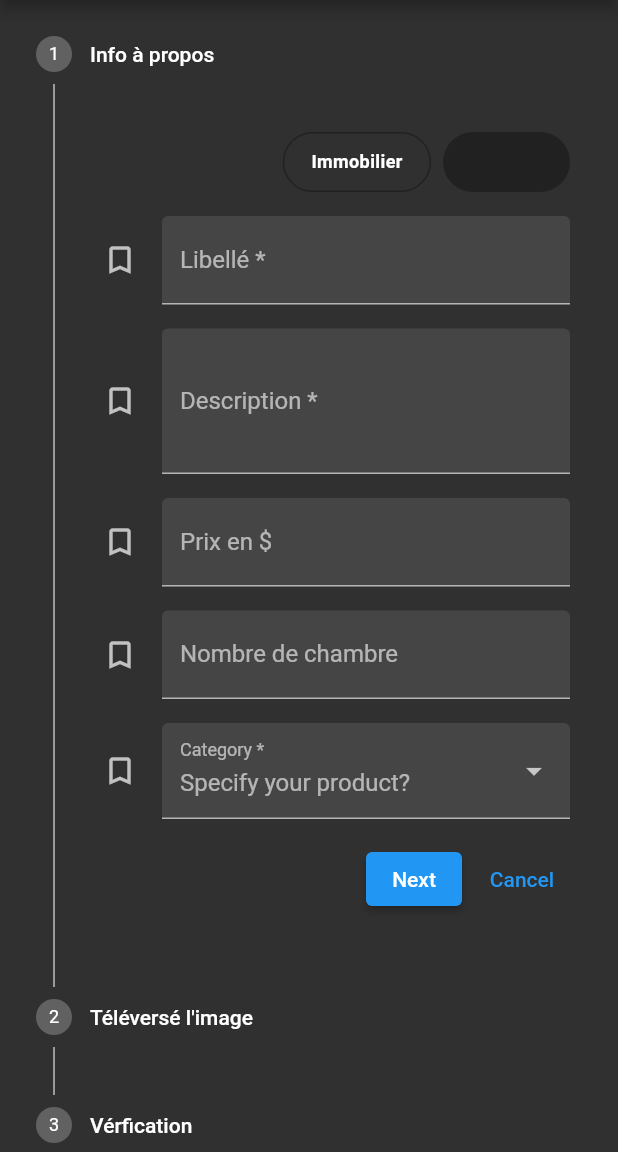
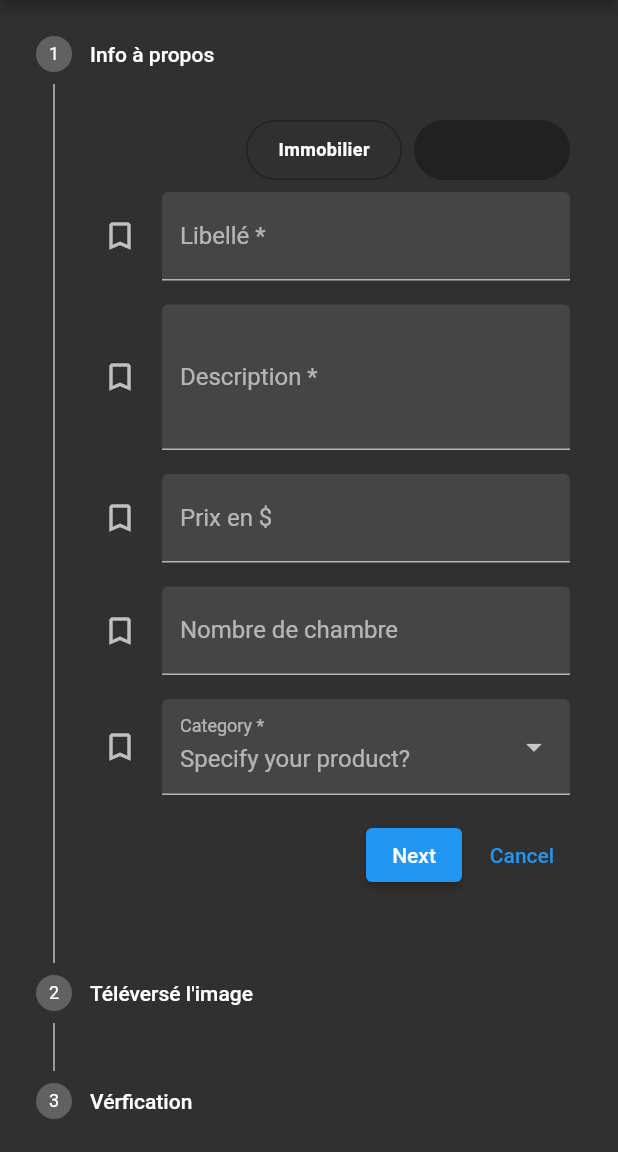
Before and after one commit to lordyhas/ess_rental_app, a Flutter app: the screen it shows after launch, after a tap on "Mot de passe oublié !", after a tap on "Faire louer", on a phone screen of 412 x 824 dp, the part 84-1236 px from its top. Run offline on Flutter 3.47's test engine with Material 2 defaults, Android fonts, the phone set to English and light mode, and no system bars; our stand-ins replace bloc, cloud_firestore, dotted_border, equatable, firebase_auth, firebase_core and 14 more; missing offline and left inert: achievement_view, pedantic, utils_component; accounts and stored records are empty.

Commit message:
fix RentalControllerBloc state behavior | name app changed : kodishApp

```diff
--- a/lib/logic/controller/authentication_bloc/auth_repository/repository.dart
+++ b/lib/logic/controller/authentication_bloc/auth_repository/repository.dart
@@ -295,7 +295,7 @@ class AuthenticationRepository {
     }
   }
 }
-
+/*
 class _AuthenticationRepository {
   /// {@macro authentication_repository}
   _AuthenticationRepository({
@@ -508,9 +508,9 @@ class _AuthenticationRepository {
     }
   }
 }
-
+*/
 extension on firebase_auth.User {
-  bool get emailNotVerified => !emailVerified;
+  //bool get emailNotVerified => !emailVerified;
 
   User get toUser {
 
--- a/lib/logic/controller/navigation_controller_cubit.dart
+++ b/lib/logic/controller/navigation_controller_cubit.dart
@@ -1,6 +1,5 @@
 import 'dart:collection';
 
-import 'package:flutter/cupertino.dart';
 import 'package:flutter_bloc/flutter_bloc.dart';
 
 enum NavigationScreen{home, explorer, setting, myspace}
--- a/lib/logic/controller/rental_controller/rental_controller_state.dart
+++ b/lib/logic/controller/rental_controller/rental_controller_state.dart
@@ -21,7 +21,7 @@ class RentalControllerState extends Equatable {
   const RentalControllerState.vehicle(
       VehicleRental vehicleRental,{
         RentalControllerStatus status = RentalControllerStatus.addingInfo,
-      }) : this._(rental: vehicleRental, status: status);
+      }) : this._(rental: vehicleRental, status: status, isMovable: true);
 
   const RentalControllerState.complete(
       StuffRental rental, {
--- a/lib/main.dart
+++ b/lib/main.dart
@@ -128,6 +128,7 @@ class EssRentApp extends StatelessWidget {
 
     return MultiBlocProvider(
       providers: [
+
         BlocProvider<StyleAppTheme>(
           create: (BuildContext context) => StyleAppTheme(),
         ),
@@ -154,7 +155,7 @@ class EssRentApp extends StatelessWidget {
         builder: (context, theme) {
           return MaterialApp(
             debugShowCheckedModeBanner: false,
-            title: "Exploress KodishaApp",
+            title: "Exploress KodishApp",
             navigatorKey: _navigatorKey,
             theme: ThemeData.dark().copyWith(
               visualDensity: VisualDensity.adaptivePlatformDensity,
--- a/lib/src/add_rent_page/rent_form.dart
+++ b/lib/src/add_rent_page/rent_form.dart
@@ -23,13 +23,11 @@ class RentForm extends StatelessWidget {
     'Salle',
   ];
 
-
-
   @override
   Widget build(BuildContext context) {
     //BlocProvider.of<RentalControllerBloc>(context).state;
 
-    BlocProvider.of<RentalControllerBloc>(context).addSpaceRentalPassed(SpaceRental.empty);
+    //BlocProvider.of<RentalControllerBloc>(context).addSpaceRentalPassed(SpaceRental.empty,);
     return Container(
       constraints: const BoxConstraints(maxWidth: 520),
       child: Column(
@@ -41,19 +39,36 @@ class RentForm extends StatelessWidget {
           ),
 
           BlocBuilder<RentalControllerBloc, RentalControllerState>(
-            builder: (context, state) => ButtonBar(
+            builder: (context, state) => Row(
+              mainAxisAlignment: MainAxisAlignment.spaceAround,
               children: [
+                const Spacer(),
                 TabBarButton(
                   title: const Text("Immobilier"),
                   isSelected: state.isImmovable,
-                  onTap:(){},
+                  onTap:() {
+                    BlocProvider
+                        .of<RentalControllerBloc>(context)
+                        .addSpaceRentalPassed(SpaceRental.empty);
+                    //setState(() {});
+
+                    print("SpaceRental.empty");
+                  },
                 ),
-
+                const SizedBox(width: 8.0,),
                 TabBarButton(
                   title: const Text("Mobilier"),
                   isSelected: state.isMovable,
-                  onTap:(){},
+                  onTap:() {
+                    BlocProvider
+                      .of<RentalControllerBloc>(context)
+                      .addVehicleRentalPassed(VehicleRental.empty);
+                    //setState(() {});
+                    print("VehicleRental.empty");
+
+                  }
                 ),
+                const SizedBox(width: 8.0,),
             ],),
           ),
 
@@ -253,13 +268,14 @@ class TabBarButton extends StatelessWidget {
     Key? key,
   }) :  super(key: key);
 
-  final Function onTap;
+  final Function() onTap;
   final bool isSelected;
   final Text title;
 
   @override
   Widget build(BuildContext context) {
     String txt = title.data!;
+    TextStyle? style = title.style;
     return Expanded(
       child: Container(
         decoration: BoxDecoration(
@@ -273,7 +289,7 @@ class TabBarButton extends StatelessWidget {
           child: InkWell(
             splashColor: Colors.white24,
             borderRadius: const BorderRadius.all(Radius.circular(24.0)),
-            onTap: () => onTap,
+            onTap: onTap,
             child: Padding(
               padding: const EdgeInsets.only(
                   top: 12, bottom: 12, left: 18, right: 18),
@@ -281,7 +297,7 @@ class TabBarButton extends StatelessWidget {
                 child: Text(
                   txt,
                   textAlign: TextAlign.left,
-                  style: TextStyle(
+                  style: style ?? TextStyle(
                     fontWeight: FontWeight.w600,
                     fontSize: 12,
                     letterSpacing: 0.27,
--- a/lib/src/home_page.dart
+++ b/lib/src/home_page.dart
@@ -13,7 +13,8 @@ import 'package:flutter_bloc/flutter_bloc.dart';
 
 import 'package:font_awesome_flutter/font_awesome_flutter.dart';
 import 'package:intl/intl.dart';
-import 'package:google_maps_flutter/google_maps_flutter.dart' as maps;
+
+//import 'package:google_maps_flutter/google_maps_flutter.dart' as maps;
 import 'package:latlong2/latlong.dart' as dist;
 import 'package:exploress_location/data_test.dart';
 import 'package:utils_component/utils_component.dart' hide Go;
@@ -113,9 +114,9 @@ class _HomePageState extends State<HomePage> {
     }
   }*/
 
-  bool _isSelectedDrawerElement(DrawerItem item) => BlocProvider
-      .of<NavigationController>(context)
-      .currentScreen == item.navigationScreen;
+  bool _isSelectedDrawerElement(DrawerItem item) =>
+      BlocProvider.of<NavigationController>(context).currentScreen ==
+      item.navigationScreen;
 
   @override
   Widget build(BuildContext context) {
@@ -125,11 +126,8 @@ class _HomePageState extends State<HomePage> {
       print("==== MediaQuery.of(context).size.width : $screenWidth");
     }
 
-
     return WillPopScope(
-      onWillPop: BlocProvider
-          .of<NavigationController>(context)
-          .onBackScreen,
+      onWillPop: BlocProvider.of<NavigationController>(context).onBackScreen,
       /*() {
         switch (BlocProvider.of<NavigationControllerCubit>(context).state) {
           case NavigationScreenState.home:
@@ -145,12 +143,12 @@ class _HomePageState extends State<HomePage> {
       },*/
       child: Row(
         children: <Widget>[
+          ///  NavigationRail ++++++++++++++++++++++
           if (screenWidth > kPhoneDimens && kIsWeb)
-            NavigationRail(
-              selectedIndex: BlocProvider
-                  .of<NavigationController>(context)
-                  .state
-                  .index,
+            BlocBuilder<NavigationController, NavigationScreen>(
+              builder: (context, state) {
+                return NavigationRail(
+                  selectedIndex: state.index,
                   groupAlignment: 1.0,
                   onDestinationSelected: (int index) {
                     items[index].onPressed!();
@@ -162,21 +160,18 @@ class _HomePageState extends State<HomePage> {
                       ? NavigationRailLabelType.none
                       : NavigationRailLabelType.all,
                   leading: floatingActionButton,
-              destinations: <NavigationRailDestination>[
-                ...items
-                    .map(
-                      (item) => NavigationRailDestination(
+                  destinations: items
+                      .map((item) => NavigationRailDestination(
                             icon: item.icon,
                             selectedIcon: item.selectedIcon,
                             label: item.label,
-                      ),
-                    )
+                          ))
                       .toList(),
-              ],
+                );
+              },
             ),
 
-          ///const VerticalDivider(thickness: 1, width: 1),
-          // This is the main content.
+          //const VerticalDivider(thickness: 1, width: 1),
           Expanded(
             child: Scaffold(
               key: _scaffoldKey,
@@ -190,7 +185,7 @@ class _HomePageState extends State<HomePage> {
                 title: Row(
                   children: [
                     const Text(
-                      'SpaceForRent',
+                      'KodishApp',
                       style: TextStyle(
                         //color: Theme.of(context).primaryColorDark,
                         fontWeight: FontWeight.w600,
@@ -302,26 +297,29 @@ class _HomePageState extends State<HomePage> {
                         ],
                       ),
                     ),
-                    ...items
-                        .map((item) => SizedBox(
+                    BlocBuilder<NavigationController, NavigationScreen>(
+                      builder: (context, state) {
+                        return Column(
+                            children: items.map((item) => SizedBox(
                               child: ListTile(
                                 key: item.key,
                                 leading: item.icon,
                                 // ? : item.selectedIcon
                                 title: item.label,
                                 onTap: item.onPressed,
-                                selected: _isSelectedDrawerElement(item),
+                                selected: state == item.navigationScreen,
                               ),
-                            ))
-                        .toList(),
+                            )).toList(),
+                        );
+                      },
+                    ),
                     const Spacer(),
                     const Divider(),
                     ListTile(
-                      onTap: (){
+                      onTap: () {
                         BlocProvider.of<NavigationController>(context)
                             .onPushScreen(NavigationScreen.myspace);
                         setState(() {});
-
                       },
                       horizontalTitleGap: 32.0,
                       style: ListTileStyle.drawer,
@@ -344,7 +342,7 @@ class _HomePageState extends State<HomePage> {
                       ),
                     ),
                     ListTile(
-                      onTap: (){},
+                      onTap: () {},
                       horizontalTitleGap: 32.0,
                       style: ListTileStyle.drawer,
                       leading: Ink(
@@ -366,14 +364,17 @@ class _HomePageState extends State<HomePage> {
                   ],
                 ),
               ),
-              body: BlocBuilder<NavigationController,
-                  NavigationScreen>(
+              body: BlocBuilder<NavigationController, NavigationScreen>(
                 builder: (context, state) {
                   switch (state) {
-                    case NavigationScreen.home: return const HomeScreen();
-                    case NavigationScreen.explorer: return const RentSpace();
-                    case NavigationScreen.setting: return const SettingScreen();
-                    case NavigationScreen.myspace: return const UserSpace();
+                    case NavigationScreen.home:
+                      return const HomeScreen();
+                    case NavigationScreen.explorer:
+                      return const RentSpace();
+                    case NavigationScreen.setting:
+                      return const SettingScreen();
+                    case NavigationScreen.myspace:
+                      return const UserSpace();
                   }
 
                   //if(state is NavigationScreenHome)
--- a/lib/src/home_page/home_screen.dart
+++ b/lib/src/home_page/home_screen.dart
@@ -54,7 +54,7 @@ class _HomeScreenState extends State<HomeScreen> {
                     const SizedBox( height: 8.0,),
                     ListTile(
                       title: SelectableText(
-                        "Tsheleka Rental App",
+                        "Tsheleka KodishApp",
                         style: TextStyle(fontSize: h1Size()),
                       ),
                       subtitle: const SelectableText(
--- a/lib/src/login_page.dart
+++ b/lib/src/login_page.dart
@@ -14,7 +14,7 @@ import 'package:formz/formz.dart';
 import 'package:utils_component/utils_component.dart';
 import 'package:exploress_location/logic/values.dart';
 
-import 'home_page.dart';
+import 'package:exploress_location/src/home_page.dart';
 
 part 'login_page/login_form.dart';
 
@@ -169,7 +169,7 @@ class _LoginPageState extends State<LoginPage>
                                       SizedBox(),
                                       Spacer(),
                                       SelectableText(
-                                        'Welcome to Tsheleka Rental App',
+                                        'Welcome to Tsheleka KodishApp',
                                         style: TextStyle(
                                           fontSize: 20,
                                           fontWeight: FontWeight.w600,
@@ -242,9 +242,11 @@ class _LoginPageState extends State<LoginPage>
                                     text: const TextSpan(
                                       text: 'S\'enregistrer',
                                       style: TextStyle(
-                                        //color: Theme.of(context).primaryColor.withOpacity(.8),
+                                        //color: Colors.white70, //Theme.of(context).primaryColor.withOpacity(.8),
                                         fontSize: 15,
                                       ),
+                                        //recognizer: TapGestureRecognizer()..onTap = (){},
+                                      //mouseCursor: SystemMouseCursors.text,
                                     ),
                                   ),
                                   const SizedBox(),
```
Also changed, not shown: 5 other files. Lines whose indentation alone changed are shown as unchanged.
